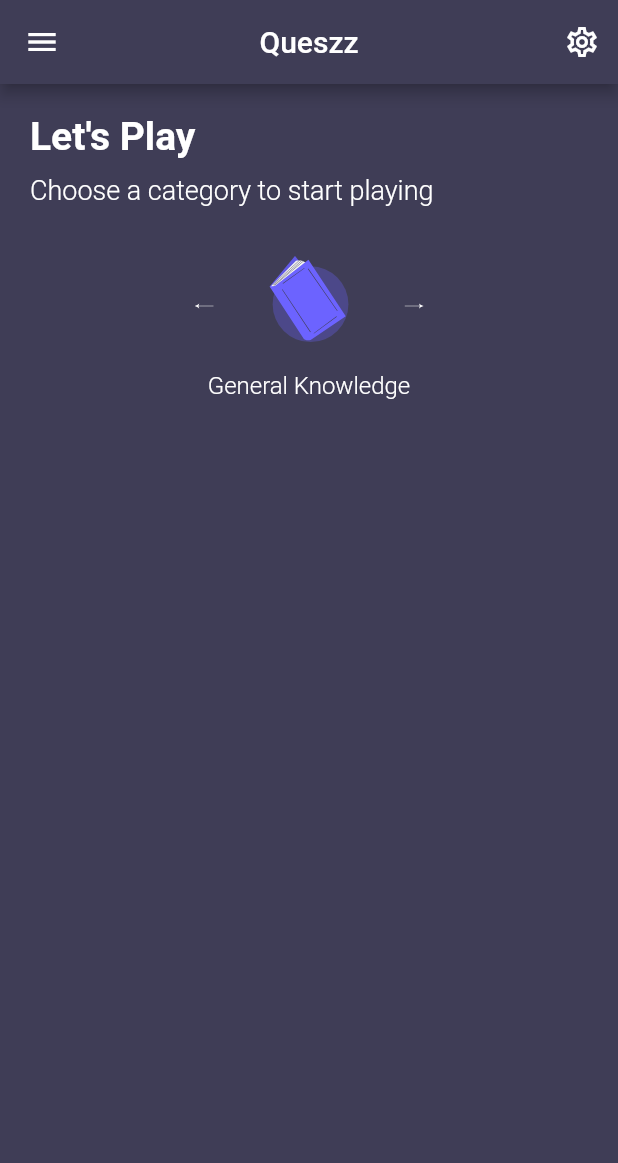
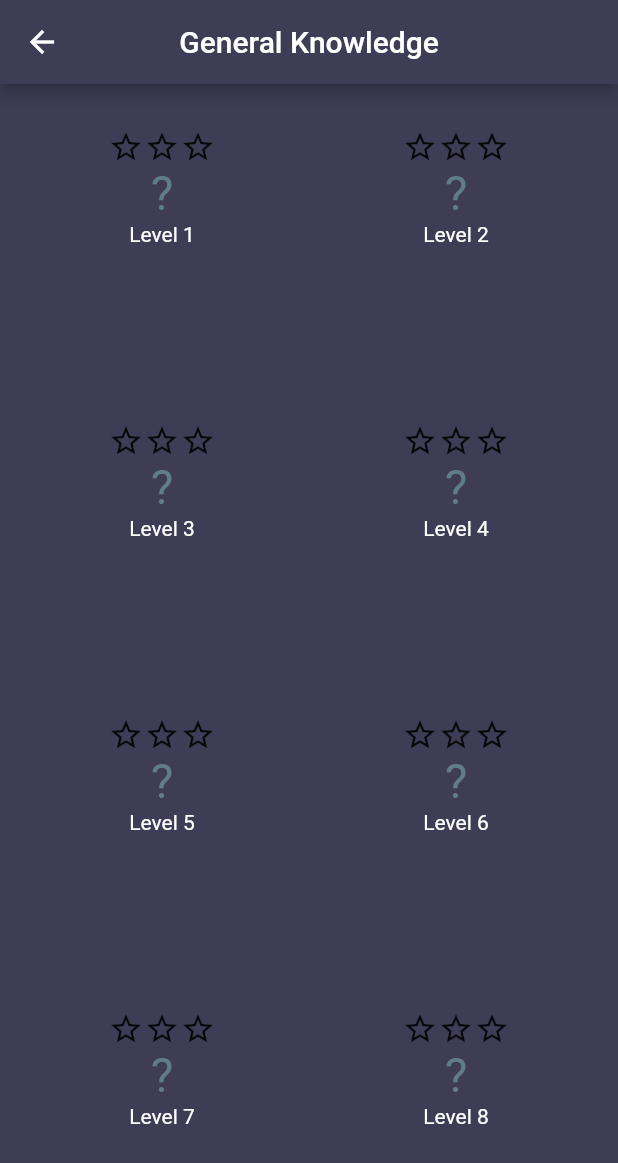
Before and after one commit to ErickLuizA/flutter-quiz-app, a Flutter app: the screen it shows after launch, after a tap on "General Knowledge", on a phone screen of 412 x 824 dp. Shown: the top 1163 px of the screen. Run offline on Flutter 3.47's test engine with Material 2 defaults, Android fonts, the phone set to English and light mode, and no system bars; our stand-ins replace dartz, data_connection_checker, equatable, flutter_svg, sqflite; accounts and stored records are empty; generated files the repository leaves out were written again; network calls fail.

Commit message:
finish levels screen layout

```diff
--- a/lib/app_widget.dart
+++ b/lib/app_widget.dart
@@ -1,5 +1,7 @@
 import 'package:Queszz/main/factories/makeHomeViewModel.dart';
+import 'package:Queszz/main/factories/makeLevelsViewModel.dart';
 import 'package:Queszz/ui/home/home_screen.dart';
+import 'package:Queszz/ui/levels/levels_screen.dart';
 import 'package:flutter/material.dart';
 import 'package:flutter_localizations/flutter_localizations.dart';
 import 'package:flutter_gen/gen_l10n/app_localizations.dart';
@@ -24,6 +26,24 @@ class App extends StatelessWidget {
         const Locale('pt', 'BR'),
       ],
       initialRoute: '/home',
+      onGenerateRoute: (settings) {
+        if (settings.name == '/levels') {
+          final args = settings.arguments as Map;
+
+          return MaterialPageRoute(
+            builder: (context) {
+              return ChangeNotifierProvider(
+                create: (context) => makeLevelsViewModel(),
+                child: LevelsScreen(
+                  category: args['category'],
+                ),
+              );
+            },
+          );
+        }
+
+        return null;
+      },
       routes: {
         '/home': (context) => ChangeNotifierProvider(
               create: (context) => makeHomeViewModel(),
--- a/lib/domain/entities/level.dart
+++ b/lib/domain/entities/level.dart
@@ -21,7 +21,7 @@ class Level extends Equatable {
     return Level(
       id: map['level_id'],
       stars: map['stars'],
-      alreadyTried: map['already_tried'],
+      alreadyTried: map['already_tried'] == 0 ? false : true,
     );
   }
 
@@ -29,7 +29,7 @@ class Level extends Equatable {
     return {
       'level_id': id,
       'stars': stars,
-      'already_tried': alreadyTried,
+      'already_tried': alreadyTried ? 1 : 0,
     };
   }
 }
--- /dev/null
+++ b/lib/ui/levels/levels_screen.dart
@@ -0,0 +1,144 @@
+import 'package:Queszz/domain/usecases/load_levels.dart';
+import 'package:Queszz/presentation/viewmodels/levels_viewmodel.dart';
+import 'package:Queszz/ui/shared/star_widget.dart';
+import 'package:flutter/material.dart';
+
+import 'package:Queszz/domain/entities/category.dart';
+import 'package:flutter/services.dart';
+import 'package:provider/provider.dart';
+
+class LevelsScreen extends StatefulWidget {
+  final Category category;
+
+  const LevelsScreen({
+    Key key,
+    @required this.category,
+  }) : super(key: key);
+
+  @override
+  _LevelsScreenState createState() => _LevelsScreenState();
+}
+
+class _LevelsScreenState extends State<LevelsScreen> {
+  @override
+  void initState() {
+    super.initState();
+
+    Provider.of<LevelsViewModel>(context, listen: false).loadLevels(
+      LoadLevelsParams(widget.category.id),
+    );
+  }
+
+  @override
+  Widget build(BuildContext context) {
+    var viewModel = Provider.of<LevelsViewModel>(context);
+
+    return Scaffold(
+      appBar: AppBar(
+        title: Text(
+          widget.category.name,
+          style: TextStyle(
+            color: Colors.white,
+          ),
+        ),
+        centerTitle: true,
+      ),
+      body: Material(
+        color: Theme.of(context).primaryColor,
+        child: Column(
+          children: [
+            SizedBox(height: 20),
+            if (viewModel.uiState == UIState.Loading)
+              Center(
+                child: CircularProgressIndicator(),
+              ),
+            if (viewModel.uiState == UIState.Error) Text("Error"),
+            if (viewModel.uiState == UIState.Success)
+              Expanded(
+                child: Padding(
+                  padding: const EdgeInsets.all(10),
+                  child: GridView.count(
+                    crossAxisCount: 2,
+                    children: List.generate(
+                      viewModel.levelList.length,
+                      (index) {
+                        var level = viewModel.levelList[index];
+
+                        return GestureDetector(
+                          onTap: () {
+                            if (level.alreadyTried || level.id == 1) {
+                              Navigator.of(context).pushNamed(
+                                '/questions',
+                                arguments: {
+                                  "level": level,
+                                  "category": widget.category,
+                                },
+                              );
+                            }
+                          },
+                          child: Stack(
+                            children: [
+                              Column(
+                                children: [
+                                  Row(
+                                    mainAxisAlignment: MainAxisAlignment.center,
+                                    children: level.stars == 3
+                                        ? [
+                                            StarWidget(),
+                                            StarWidget(),
+                                            StarWidget(),
+                                          ]
+                                        : level.stars == 2
+                                            ? [
+                                                StarWidget(),
+                                                StarWidget(),
+                                                Icon(Icons.star_border),
+                                              ]
+                                            : level.stars == 1
+                                                ? [
+                                                    StarWidget(),
+                                                    Icon(Icons.star_border),
+                                                    Icon(Icons.star_border),
+                                                  ]
+                                                : [
+                                                    Icon(Icons.star_border),
+                                                    Icon(Icons.star_border),
+                                                    Icon(Icons.star_border),
+                                                  ],
+                                  ),
+                                  Text(
+                                    "?",
+                                    style: TextStyle(
+                                      color: Colors.blueGrey,
+                                      fontSize: 32,
+                                    ),
+                                  ),
+                                  Text(
+                                    "Level ${level.id}",
+                                    style: TextStyle(color: Colors.white),
+                                  ),
+                                ],
+                              ),
+                              if (!level.alreadyTried && level.id != 1)
+                                Align(
+                                  alignment: Alignment.topCenter,
+                                  child: Icon(
+                                    Icons.lock,
+                                    size: MediaQuery.of(context).size.width / 3,
+                                    color: Color(0XFF9794b3),
+                                  ),
+                                ),
+                            ],
+                          ),
+                        );
+                      },
+                    ),
+                  ),
+                ),
+              ),
+          ],
+        ),
+      ),
+    );
+  }
+}
--- /dev/null
+++ b/lib/ui/shared/star_widget.dart
@@ -0,0 +1,11 @@
+import 'package:flutter/material.dart';
+
+class StarWidget extends StatelessWidget {
+  @override
+  Widget build(BuildContext context) {
+    return Icon(
+      Icons.star_rate,
+      color: Colors.amber,
+    );
+  }
+}
```
